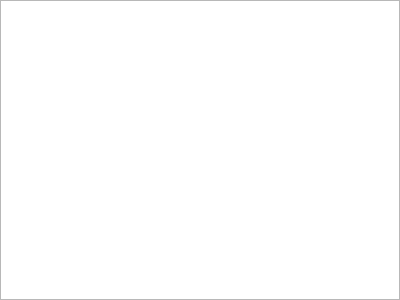
This is gui/stylesheets.ui in rafaelmartins/rst2pdf as Qt 5 draws it before an edit. The edited form follows.
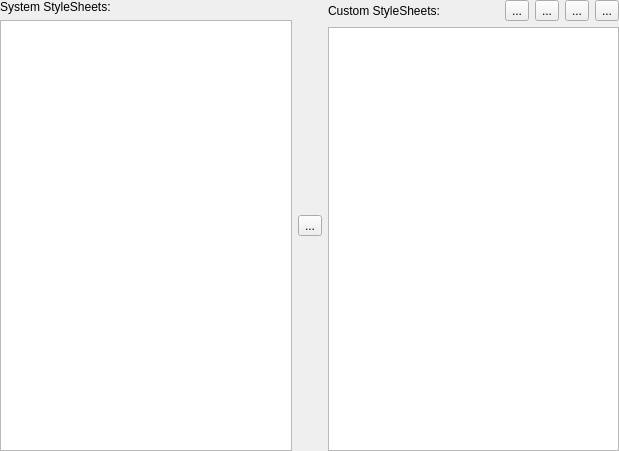
This is the edited form. Icons and pictures are not drawn.

Commit message: Starting the stylesheet selector integration

The edit to the form file:
```diff
--- a/gui/stylesheets.ui
+++ b/gui/stylesheets.ui
@@ -6,24 +6,137 @@
    <rect>
     <x>0</x>
     <y>0</y>
-    <width>400</width>
-    <height>300</height>
+    <width>619</width>
+    <height>451</height>
    </rect>
   </property>
   <property name="windowTitle">
    <string>Form</string>
   </property>
-  <layout class="QVBoxLayout" name="verticalLayout">
+  <layout class="QHBoxLayout" name="horizontalLayout_2">
    <property name="margin">
     <number>0</number>
    </property>
    <item>
-    <widget class="QListWidget" name="stylesheets">
-     <property name="selectionMode">
-      <enum>QAbstractItemView::ExtendedSelection</enum>
+    <layout class="QVBoxLayout" name="verticalLayout_2">
+     <item>
+      <widget class="QLabel" name="label_2">
+       <property name="text">
+        <string>System StyleSheets:</string>
+       </property>
+      </widget>
+     </item>
+     <item>
+      <widget class="QListWidget" name="system">
+       <property name="selectionMode">
+        <enum>QAbstractItemView::MultiSelection</enum>
+       </property>
+       <property name="textElideMode">
+        <enum>Qt::ElideMiddle</enum>
+       </property>
+      </widget>
+     </item>
+    </layout>
+   </item>
+   <item>
+    <widget class="QToolButton" name="addFromSystem">
+     <property name="text">
+      <string>...</string>
+     </property>
+     <property name="icon">
+      <iconset resource="icons.qrc">
+       <normaloff>:/icons/next.svg</normaloff>:/icons/next.svg</iconset>
      </property>
     </widget>
    </item>
+   <item>
+    <layout class="QVBoxLayout" name="verticalLayout">
+     <item>
+      <layout class="QHBoxLayout" name="horizontalLayout">
+       <item>
+        <widget class="QLabel" name="label">
+         <property name="text">
+          <string>Custom StyleSheets:</string>
+         </property>
+        </widget>
+       </item>
+       <item>
+        <spacer name="horizontalSpacer">
+         <property name="orientation">
+          <enum>Qt::Horizontal</enum>
+         </property>
+         <property name="sizeHint" stdset="0">
+          <size>
+           <width>40</width>
+           <height>20</height>
+          </size>
+         </property>
+        </spacer>
+       </item>
+       <item>
+        <widget class="QToolButton" name="addFromFile">
+         <property name="toolTip">
+          <string>Add another stylesheet</string>
+         </property>
+         <property name="text">
+          <string>...</string>
+         </property>
+         <property name="icon">
+          <iconset resource="icons.qrc">
+           <normaloff>:/icons/new.svg</normaloff>:/icons/new.svg</iconset>
+         </property>
+        </widget>
+       </item>
+       <item>
+        <widget class="QToolButton" name="remove">
+         <property name="toolTip">
+          <string>Remove selected stylesheet</string>
+         </property>
+         <property name="text">
+          <string>...</string>
+         </property>
+         <property name="icon">
+          <iconset resource="icons.qrc">
+           <normaloff>:/icons/close.svg</normaloff>:/icons/close.svg</iconset>
+         </property>
+        </widget>
+       </item>
+       <item>
+        <widget class="QToolButton" name="up">
+         <property name="text">
+          <string>...</string>
+         </property>
+         <property name="icon">
+          <iconset resource="icons.qrc">
+           <normaloff>:/icons/up.svg</normaloff>:/icons/up.svg</iconset>
+         </property>
+        </widget>
+       </item>
+       <item>
+        <widget class="QToolButton" name="down">
+         <property name="text">
+          <string>...</string>
+         </property>
+         <property name="icon">
+          <iconset resource="icons.qrc">
+           <normaloff>:/icons/down.svg</normaloff>:/icons/down.svg</iconset>
+         </property>
+        </widget>
+       </item>
+      </layout>
+     </item>
+     <item>
+      <widget class="QListWidget" name="custom">
+       <property name="selectionMode">
+        <enum>QAbstractItemView::SingleSelection</enum>
+       </property>
+       <property name="textElideMode">
+        <enum>Qt::ElideMiddle</enum>
+       </property>
+      </widget>
+     </item>
+    </layout>
+   </item>
   </layout>
  </widget>
  <resources/>
```
Left out of the diff: 42 changed lines with no effect on the pictures. The commit also changes 6 other files.
